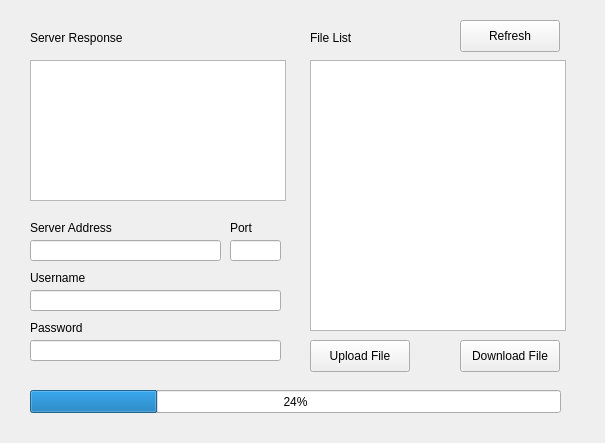
First picture: the form in mainwindow.ui, repository nikoladragomirovic/ftp-buddy, before the edit.
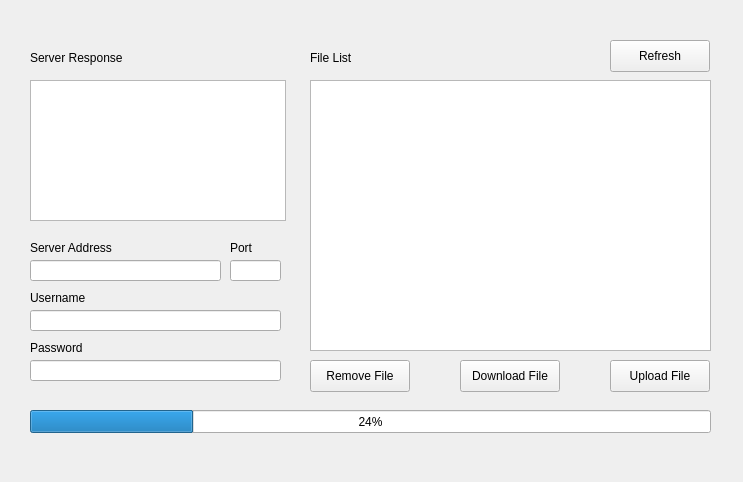
Second picture: the form after the edit.

```diff
--- a/mainwindow.ui
+++ b/mainwindow.ui
@@ -6,8 +6,8 @@
    <rect>
     <x>0</x>
     <y>0</y>
-    <width>605</width>
-    <height>443</height>
+    <width>743</width>
+    <height>482</height>
    </rect>
   </property>
   <property name="focusPolicy">
@@ -26,8 +26,8 @@
    <widget class="QPushButton" name="button_upload">
     <property name="geometry">
      <rect>
-      <x>310</x>
-      <y>340</y>
+      <x>610</x>
+      <y>360</y>
       <width>100</width>
       <height>32</height>
      </rect>
@@ -40,7 +40,7 @@
     <property name="geometry">
      <rect>
       <x>460</x>
-      <y>340</y>
+      <y>360</y>
       <width>100</width>
       <height>32</height>
      </rect>
@@ -52,8 +52,8 @@
    <widget class="QPushButton" name="button_list">
     <property name="geometry">
      <rect>
-      <x>460</x>
-      <y>20</y>
+      <x>610</x>
+      <y>40</y>
       <width>100</width>
       <height>32</height>
      </rect>
@@ -66,7 +66,7 @@
     <property name="geometry">
      <rect>
       <x>30</x>
-      <y>60</y>
+      <y>80</y>
       <width>256</width>
       <height>141</height>
      </rect>
@@ -76,7 +76,7 @@
     <property name="geometry">
      <rect>
       <x>30</x>
-      <y>30</y>
+      <y>50</y>
       <width>101</width>
       <height>16</height>
      </rect>
@@ -89,7 +89,7 @@
     <property name="geometry">
      <rect>
       <x>310</x>
-      <y>30</y>
+      <y>50</y>
       <width>101</width>
       <height>16</height>
      </rect>
@@ -102,8 +102,8 @@
     <property name="geometry">
      <rect>
       <x>310</x>
-      <y>60</y>
-      <width>256</width>
+      <y>80</y>
+      <width>401</width>
       <height>271</height>
      </rect>
     </property>
@@ -112,7 +112,7 @@
     <property name="geometry">
      <rect>
       <x>30</x>
-      <y>220</y>
+      <y>240</y>
       <width>101</width>
       <height>16</height>
      </rect>
@@ -125,7 +125,7 @@
     <property name="geometry">
      <rect>
       <x>30</x>
-      <y>240</y>
+      <y>260</y>
       <width>191</width>
       <height>21</height>
      </rect>
@@ -135,7 +135,7 @@
     <property name="geometry">
      <rect>
       <x>30</x>
-      <y>290</y>
+      <y>310</y>
       <width>251</width>
       <height>21</height>
      </rect>
@@ -145,7 +145,7 @@
     <property name="geometry">
      <rect>
       <x>30</x>
-      <y>270</y>
+      <y>290</y>
       <width>101</width>
       <height>16</height>
      </rect>
@@ -158,7 +158,7 @@
     <property name="geometry">
      <rect>
       <x>30</x>
-      <y>340</y>
+      <y>360</y>
       <width>251</width>
       <height>21</height>
      </rect>
@@ -168,7 +168,7 @@
     <property name="geometry">
      <rect>
       <x>30</x>
-      <y>320</y>
+      <y>340</y>
       <width>101</width>
       <height>16</height>
      </rect>
@@ -181,7 +181,7 @@
     <property name="geometry">
      <rect>
       <x>230</x>
-      <y>240</y>
+      <y>260</y>
       <width>51</width>
       <height>21</height>
      </rect>
@@ -194,7 +194,7 @@
     <property name="geometry">
      <rect>
       <x>230</x>
-      <y>220</y>
+      <y>240</y>
       <width>31</width>
       <height>16</height>
      </rect>
@@ -207,8 +207,8 @@
     <property name="geometry">
      <rect>
       <x>30</x>
-      <y>390</y>
-      <width>531</width>
+      <y>410</y>
+      <width>681</width>
       <height>23</height>
      </rect>
     </property>
@@ -216,6 +216,19 @@
      <number>24</number>
     </property>
    </widget>
+   <widget class="QPushButton" name="button_remove">
+    <property name="geometry">
+     <rect>
+      <x>310</x>
+      <y>360</y>
+      <width>100</width>
+      <height>32</height>
+     </rect>
+    </property>
+    <property name="text">
+     <string>Remove File</string>
+    </property>
+   </widget>
   </widget>
  </widget>
  <resources/>
```
